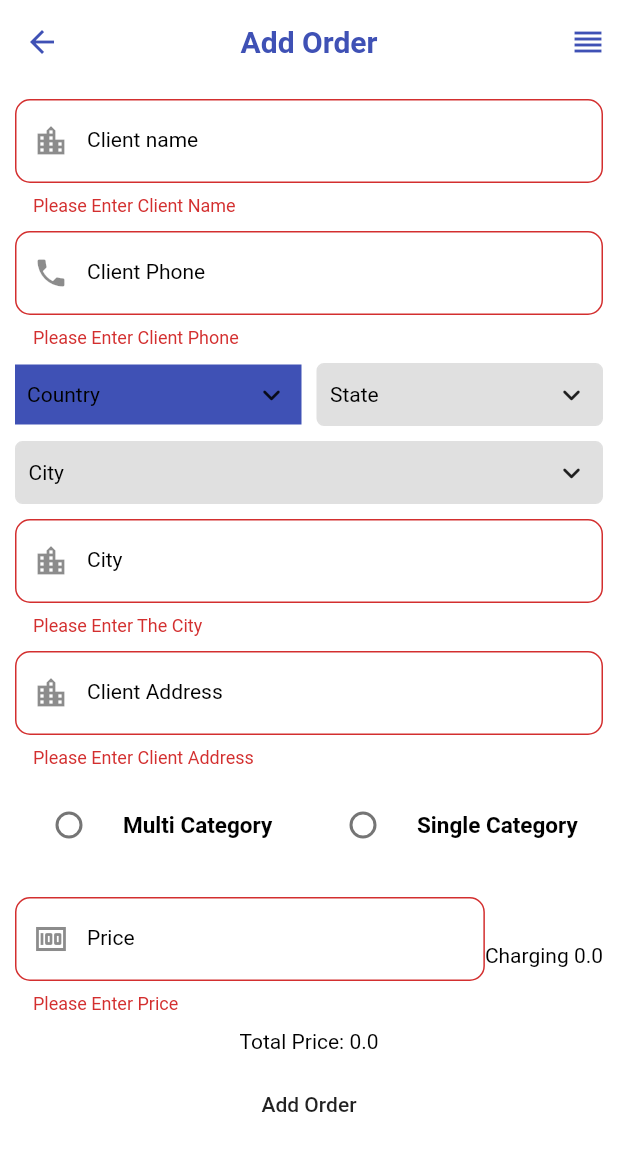
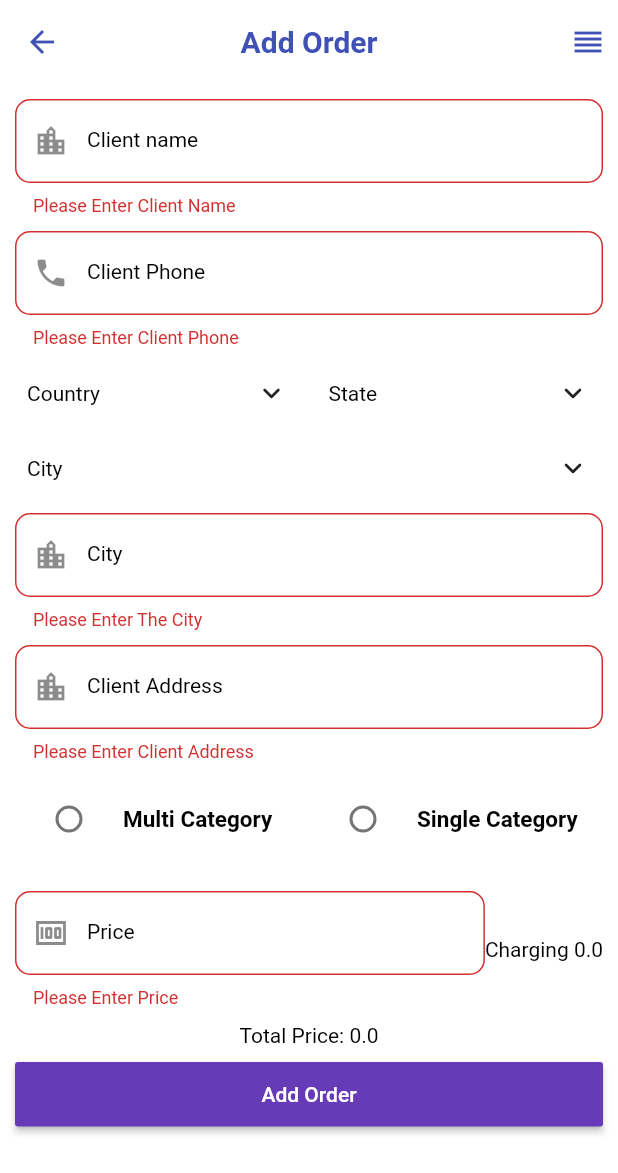
Before and after one commit to fadyZaherEng/orders, a Flutter app: the HomeScreen screen opened directly, after a tap on "Add Order", on a phone screen of 412 x 824 dp. Shown: the top 1173 px of the screen. Run offline on Flutter 3.47's test engine with Material 2 defaults, Android fonts, the light colour scheme and no system bars; drawn by our look-alikes of csc_picker; our stand-ins replace barcode_widget, bloc, cloud_firestore, conditional_builder_null_safety, connectivity, easy_localization and 10 more; missing offline and left inert: simple_barcode_scanner; accounts and stored records are empty.

Commit message:
upload finish

```diff
--- a/lib/layout/home_screen.dart
+++ b/lib/layout/home_screen.dart
@@ -1,4 +1,4 @@
-// ignore_for_file: avoid_print
+// ignore_for_file: avoid_print, deprecated_member_use
 
 import 'dart:async';
 import 'package:easy_localization/easy_localization.dart';
@@ -123,28 +123,16 @@ class _HomeScreenState extends State<HomeScreen> with WidgetsBindingObserver {
                 child: Padding(
                   padding: const EdgeInsets.all(8.0),
                   child: DropdownButton(
-                    dropdownColor: Theme
-                        .of(context)
-                        .primaryColor,
-                    focusColor: Theme
-                        .of(context)
-                        .scaffoldBackgroundColor,
+                    dropdownColor: Theme.of(context).primaryColor,
+                    focusColor: Theme.of(context).scaffoldBackgroundColor,
                     underline: Container(),
                     icon: Icon(
                       Icons.reorder,
-                      color: Theme
-                          .of(context)
-                          .primaryColor,
+                      color: Theme.of(context).primaryColor,
                     ),
                     elevation: 0,
-                    style: Theme
-                        .of(context)
-                        .textTheme
-                        .titleMedium!
-                        .copyWith(
-                        color: Theme
-                            .of(context)
-                            .scaffoldBackgroundColor),
+                    style: Theme.of(context).textTheme.titleMedium!.copyWith(
+                        color: Theme.of(context).scaffoldBackgroundColor),
                     items: [
                       DropdownMenuItem(
                         value: "today",
@@ -211,9 +199,7 @@ class _HomeScreenState extends State<HomeScreen> with WidgetsBindingObserver {
                         prefixIcon: const Icon(Icons.location_city),
                         text: "Client name".tr(),
                         validate: (val) {
-                          if (val
-                              .toString()
-                              .isEmpty) {
+                          if (val.toString().isEmpty) {
                             return "Please Enter Client Name".tr();
                           }
                           return null;
@@ -228,9 +214,7 @@ class _HomeScreenState extends State<HomeScreen> with WidgetsBindingObserver {
                         prefixIcon: const Icon(Icons.phone),
                         text: "Client Phone".tr(),
                         validate: (val) {
-                          if (val
-                              .toString()
-                              .isEmpty) {
+                          if (val.toString().isEmpty) {
                             return "Please Enter Client Phone".tr();
                           }
                           return null;
@@ -242,11 +226,9 @@ class _HomeScreenState extends State<HomeScreen> with WidgetsBindingObserver {
                     CSCPicker(
                       dropdownDialogRadius: 10.0,
                       searchBarRadius: 10.0,
-                      dropdownDecoration: BoxDecoration(
-                          color: Theme
-                              .of(context)
-                              .primaryColor
-                      ),
+                      dropdownDecoration:SharedHelper.get(key: 'theme') == 'Light Theme'?
+                      const BoxDecoration(color: Colors.white):const BoxDecoration(color: Colors.deepPurple),
+                      disabledDropdownDecoration: BoxDecoration(color: Theme.of(context).scaffoldBackgroundColor),
                       onCountryChanged: (value) {},
                       onStateChanged: (value) {
                         if (value != null) {
@@ -257,9 +239,9 @@ class _HomeScreenState extends State<HomeScreen> with WidgetsBindingObserver {
                               : salOfCharging = 50;
                         }
                         setState(() {
-                          double p =
-                          priceController.text != "" ? double.parse(
-                              priceController.text) : 0;
+                          double p = priceController.text != ""
+                              ? double.parse(priceController.text)
+                              : 0;
                           totalPrice = p + salOfCharging;
                         });
                       },
@@ -274,9 +256,7 @@ class _HomeScreenState extends State<HomeScreen> with WidgetsBindingObserver {
                         prefixIcon: const Icon(Icons.location_city),
                         text: "City".tr(),
                         validate: (val) {
-                          if (val
-                              .toString()
-                              .isEmpty) {
+                          if (val.toString().isEmpty) {
                             return "Please Enter The City".tr();
                           }
                           return null;
@@ -291,9 +271,7 @@ class _HomeScreenState extends State<HomeScreen> with WidgetsBindingObserver {
                         prefixIcon: const Icon(Icons.location_city),
                         text: "Client Address".tr(),
                         validate: (val) {
-                          if (val
-                              .toString()
-                              .isEmpty) {
+                          if (val.toString().isEmpty) {
                             return "Please Enter Client Address".tr();
                           }
                           return null;
@@ -334,41 +312,41 @@ class _HomeScreenState extends State<HomeScreen> with WidgetsBindingObserver {
                             },
                           ),
                         ),
-
                       ],
                     ),
-                    const SizedBox(height: 10,),
-                    if(radioSelected == "Single Category".tr())
+                    const SizedBox(
+                      height: 10,
+                    ),
+                    if (radioSelected == "Single Category".tr())
                       Column(
                         children: [
                           DropdownButton(
-                              focusColor: Theme
-                                  .of(context)
-                                  .primaryColor,
+                              focusColor: Theme.of(context).primaryColor,
                               borderRadius: BorderRadius.circular(10),
                               hint: Text(catSelected),
-                              items: OrdersHomeCubit
-                                  .get(context)
+                              items: OrdersHomeCubit.get(context)
                                   .categories
-                                  .map((cat) =>
-                                  DropdownMenuItem(child: Text(cat.catName),
-                                    value: cat.catName,))
+                                  .map((cat) => DropdownMenuItem(
+                                        child: Text(cat.catName),
+                                        value: cat.catName,
+                                      ))
                                   .toList(),
                               onChanged: (val) {
                                 if (val != null) {
                                   catSelected = val;
                                 }
                               }),
-                          const SizedBox(height: 10,),
-                          defaultTextForm(context: context,
+                          const SizedBox(
+                            height: 10,
+                          ),
+                          defaultTextForm(
+                              context: context,
                               Controller: quantityController,
-                              prefixIcon: const Icon(
-                                  Icons.production_quantity_limits),
+                              prefixIcon:
+                                  const Icon(Icons.production_quantity_limits),
                               text: "Quantity".tr(),
                               validate: (val) {
-                                if (val
-                                    .toString()
-                                    .isEmpty) {
+                                if (val.toString().isEmpty) {
                                   return "Please Enter Quantity".tr();
                                 }
                                 return null;
@@ -376,34 +354,41 @@ class _HomeScreenState extends State<HomeScreen> with WidgetsBindingObserver {
                               type: TextInputType.text),
                         ],
                       ),
-                    if(radioSelected == "Multi Category".tr())
-                      defaultTextForm(context: context,
-                          Controller: catsClientController,
+                    if (radioSelected == "Multi Category".tr())
+                      TextFormField(
+                        controller: catsClientController,
+                        maxLines: 1000,
+                        minLines: 1,
+                        decoration: InputDecoration(
                           prefixIcon: const Icon(Icons.category_outlined),
-                          text: "Categories".tr(),
-                          validate: (val) {
-                            if (val
-                                .toString()
-                                .isEmpty) {
+                          label: Text("Categories".tr()),
+                          border: OutlineInputBorder(
+                            borderRadius: BorderRadius.circular(10),
+                          ),
+                        ),
+                        style: Theme.of(context).textTheme.bodyText2,
+                        validator: (val) {
+                          if (val.toString().isEmpty) {
                             return "Please Enter Client Category".tr();
                           }
                           return null;
                         },
-                          type: TextInputType.text),
-                    const SizedBox(height: 10,),
-
+                        keyboardType: TextInputType.text,
+                      ),
+                    const SizedBox(
+                      height: 10,
+                    ),
                     Row(
                       mainAxisAlignment: MainAxisAlignment.spaceBetween,
                       children: [
                         Expanded(
-                          child: defaultTextForm(context: context,
+                          child: defaultTextForm(
+                              context: context,
                               Controller: priceController,
                               prefixIcon: const Icon(Icons.money),
                               text: "Price".tr(),
                               validate: (val) {
-                                if (val
-                                    .toString()
-                                    .isEmpty) {
+                                if (val.toString().isEmpty) {
                                   return "Please Enter Price".tr();
                                 }
                                 return null;
@@ -413,30 +398,47 @@ class _HomeScreenState extends State<HomeScreen> with WidgetsBindingObserver {
                         Text('${"Charging".tr()} ${salOfCharging.toString()}'),
                       ],
                     ),
-                    const SizedBox(height: 10,),
+                    const SizedBox(
+                      height: 10,
+                    ),
                     Text('${"Total Price:".tr()} ${totalPrice.toString()}'),
-                    const SizedBox(height: 10,),
-                    MaterialButton(onPressed: () {
-                      String cat="";
-                      int number=0;
-                      if(radioSelected == "Single Category".tr()){
-                        cat=catSelected;
-                        number=int.parse(quantityController.text);
+                    const SizedBox(
+                      height: 10,
+                    ),
+                    SizedBox(
+                      width: double.infinity,
+                      height: 43,
+                      child: MaterialButton(
+                        color:SharedHelper.get(key: 'theme') == 'Light Theme'?
+                        Colors.deepPurple:Colors.white,
+                        onPressed: () {
+                          String cat = "";
+                          int number = 0;
+                          if (radioSelected == "Single Category".tr()) {
+                            cat = catSelected;
+                            number = int.parse(quantityController.text);
                           }
-                      if(radioSelected == "Multi Category".tr()){
-                        cat=catsClientController.text;
-                        number=0;
+                          if (radioSelected == "Multi Category".tr()) {
+                            cat = catsClientController.text;
+                            number = 0;
                           }
-                      if(formKey.currentState!.validate()&&OrdersHomeCubit.get(context).userProfile!=null){
+                          if (formKey.currentState!.validate() &&
+                              OrdersHomeCubit.get(context).userProfile != null) {
                             OrdersHomeCubit.get(context).addOrders(
                                 orderName: nameClientController.text,
                                 conservation: stateValue,
                                 city: cityController.text,
                                 address: addressClientController.text,
                                 type: cat,
-                            employerName: OrdersHomeCubit.get(context).userProfile!.name,
-                            employerPhone:  OrdersHomeCubit.get(context).userProfile!.phone,
-                            employerEmail:  OrdersHomeCubit.get(context).userProfile!.email,
+                                employerName: OrdersHomeCubit.get(context)
+                                    .userProfile!
+                                    .name,
+                                employerPhone: OrdersHomeCubit.get(context)
+                                    .userProfile!
+                                    .phone,
+                                employerEmail: OrdersHomeCubit.get(context)
+                                    .userProfile!
+                                    .email,
                                 orderPhone: phoneClientController.text,
                                 number: number,
                                 price: double.parse(priceController.text),
@@ -444,7 +446,12 @@ class _HomeScreenState extends State<HomeScreen> with WidgetsBindingObserver {
                                 salOfCharging: salOfCharging,
                                 context: context);
                           }
-                    }, child: Text("Add Order".tr()),),
+                        },
+                        child: Text("Add Order".tr(),style:TextStyle(
+                          color:SharedHelper.get(key: 'theme') == 'Light Theme'?Colors.white:Colors.black
+                        )),
+                      ),
+                    ),
                   ],
                 ),
               ),
--- a/lib/shared/components/components.dart
+++ b/lib/shared/components/components.dart
@@ -29,8 +29,6 @@ Widget defaultTextForm({
 })
 => TextFormField(
   controller: Controller,
-  maxLines: 1000,
-  minLines: 1,
   decoration: InputDecoration(
     prefixIcon: prefixIcon,
     suffixIcon: suffixIcon,
```
Lines whose indentation alone changed are shown as unchanged.
